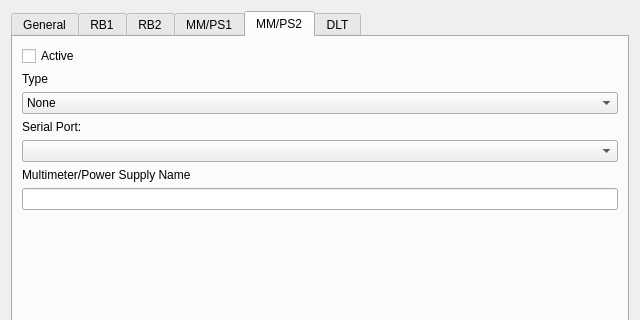
This is settingsdialog.ui in alexmucde/DLTPower as Qt 5 draws it before an edit; both pictures show x 0 to 640 and y 0 to 320 of the 640 by 527 pixel window. The edited form follows.
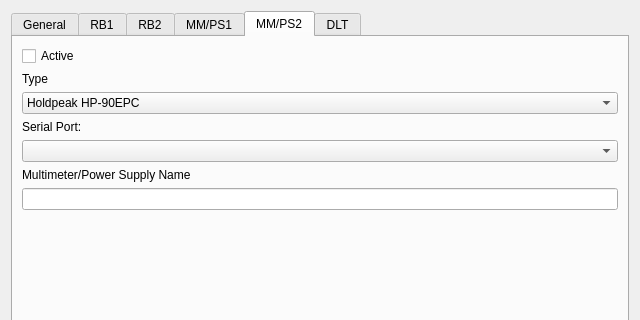
This is the edited form. The open tabs and pages were chosen to show the change.

Patch:
```diff
--- a/settingsdialog.ui
+++ b/settingsdialog.ui
@@ -309,11 +309,6 @@
        </item>
        <item>
         <widget class="QComboBox" name="comboBoxType2">
-         <item>
-          <property name="text">
-           <string>None</string>
-          </property>
-         </item>
          <item>
           <property name="text">
            <string>Holdpeak HP-90EPC</string>
```
Left out of the diff: 2 changed lines with no effect on the pictures.
